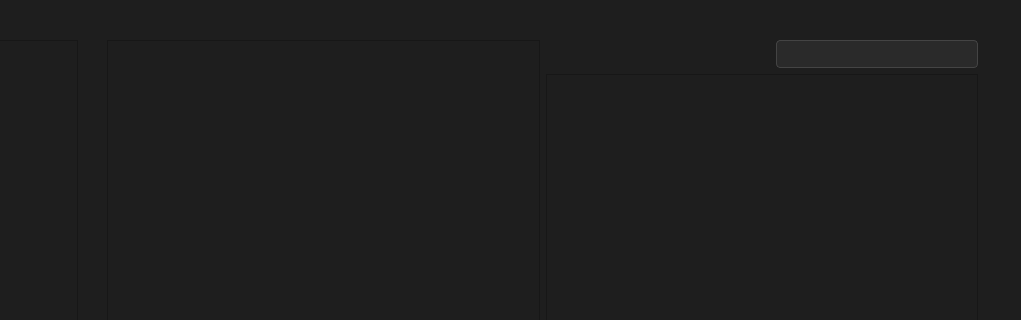
Above: ui/mainwindow.ui from MarcRoviraP/Gestor_Minecraft_Server before the change; both pictures show x 413 to 1434 and y 0 to 320 of the 1434 by 800 pixel window. Below: the same form after it.
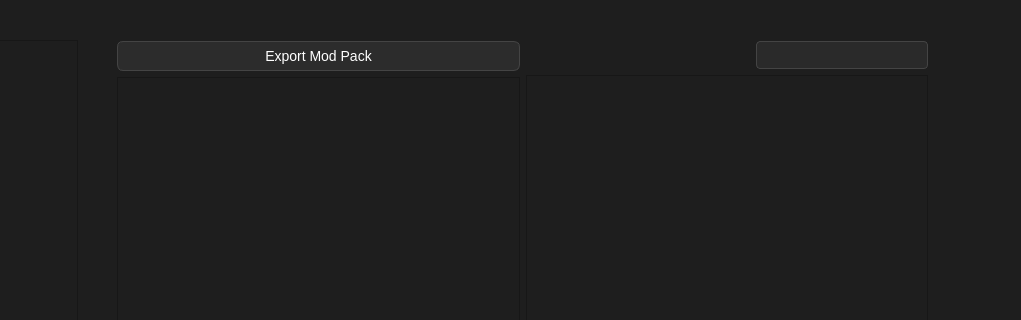
That is the form after the change. Icons and pictures are not drawn.

Commit message: Add mod pack export functionality; implement UI button and logic to zip installed mods

Diff of the .ui file:
```diff
--- a/ui/mainwindow.ui
+++ b/ui/mainwindow.ui
@@ -496,15 +496,26 @@
     <widget class="QWidget" name="">
      <property name="geometry">
       <rect>
-       <x>10</x>
-       <y>20</y>
-       <width>871</width>
-       <height>571</height>
+       <x>20</x>
+       <y>21</y>
+       <width>811</width>
+       <height>581</height>
       </rect>
      </property>
      <layout class="QHBoxLayout" name="horizontalLayout_8">
       <item>
-       <widget class="QListWidget" name="instaledModsList"/>
+       <layout class="QVBoxLayout" name="verticalLayout_8">
+        <item>
+         <widget class="QPushButton" name="exportModPack">
+          <property name="text">
+           <string>Export Mod Pack</string>
+          </property>
+         </widget>
+        </item>
+        <item>
+         <widget class="QListWidget" name="instaledModsList"/>
+        </item>
+       </layout>
       </item>
       <item>
        <layout class="QVBoxLayout" name="verticalLayout_6">
```
The commit also changes 3 other files.
